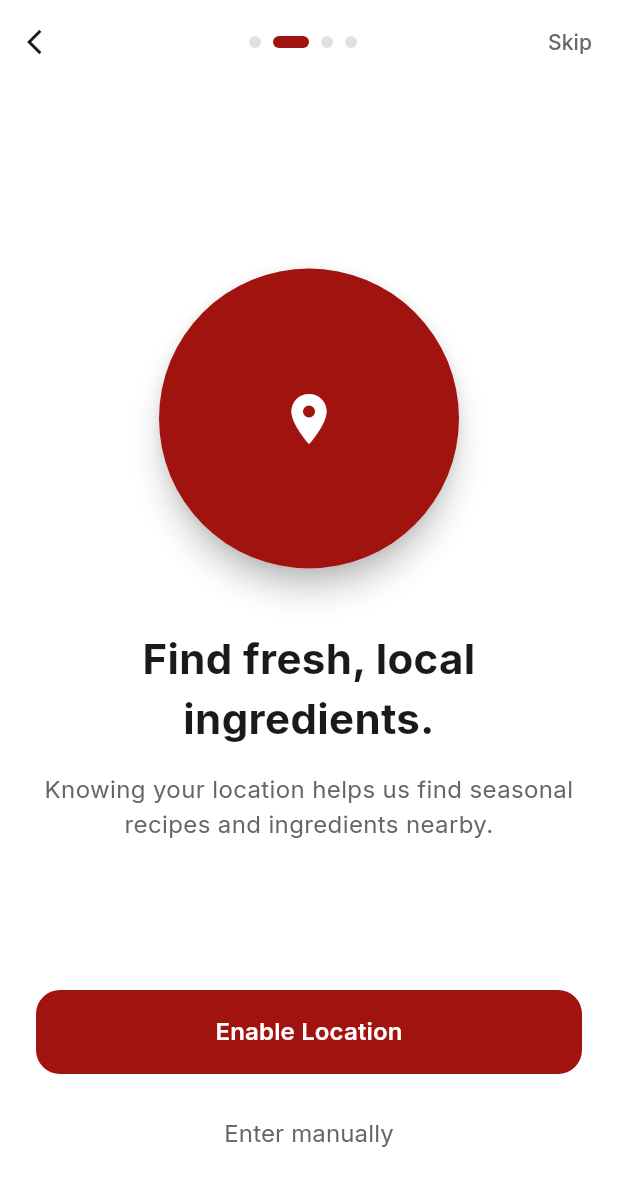
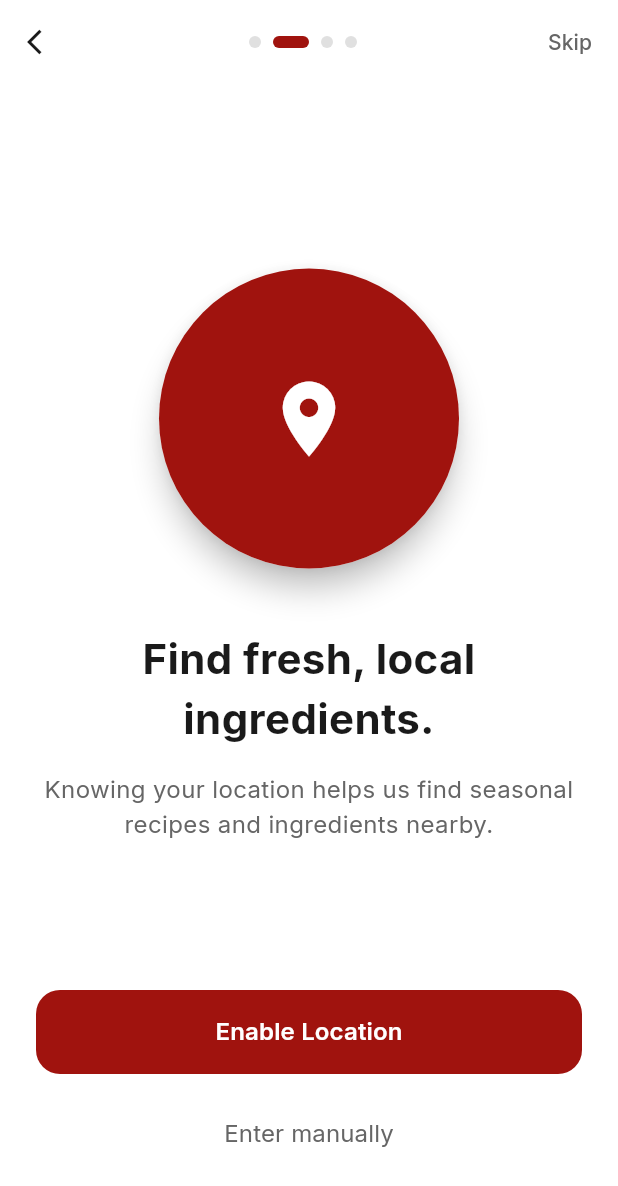
Before and after one commit to Avinash174/AnyFeast-Assignment, a Flutter app: the OnboardingScreen screen opened directly, swiped to page 2, on a phone screen of 412 x 824 dp. Shown: the top 1186 px of the screen. Run offline on Flutter 3.47's test engine with Material 3 defaults, Android fonts, the light colour scheme and no system bars; drawn by our look-alikes of avatar_glow, flutter_animate, smooth_page_indicator; our stand-ins replace google_fonts.

Commit message:
docs: Enhance README with comprehensive project details and setup instructions, and refine location icon sizing on the location permission page.

```diff
--- a/lib/src/features/onboarding/screens/location_permission_page.dart
+++ b/lib/src/features/onboarding/screens/location_permission_page.dart
@@ -30,8 +30,8 @@ class LocationPermissionPage extends StatelessWidget {
                 elevation: 8.0,
                 shape: const CircleBorder(),
                 child: Container(
-                  width: 100,
-                  height: 100,
+                  width: 10,
+                  height: 10,
                   decoration: const BoxDecoration(
                     shape: BoxShape.circle,
                     color: AppColors.primary,
@@ -39,7 +39,7 @@ class LocationPermissionPage extends StatelessWidget {
                   child: const Icon(
                     Icons.location_on,
                     color: Colors.white,
-                    size: 40,
+                    size: 60,
                   ),
                 ),
               ),
```
Also changed, not shown: 1 other file.
